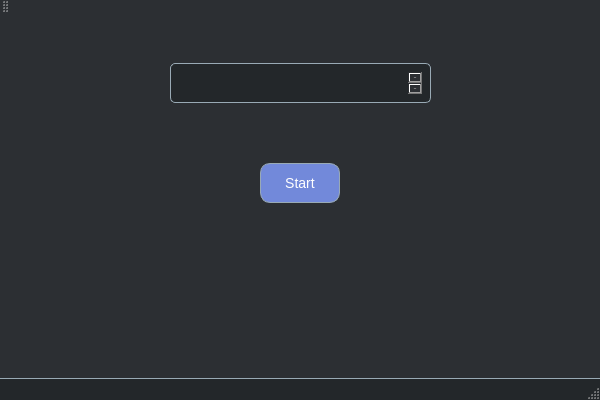
Qt form Visualizer/Visualizer.ui (cctechyashdoshi/Visualizer) before a commit.
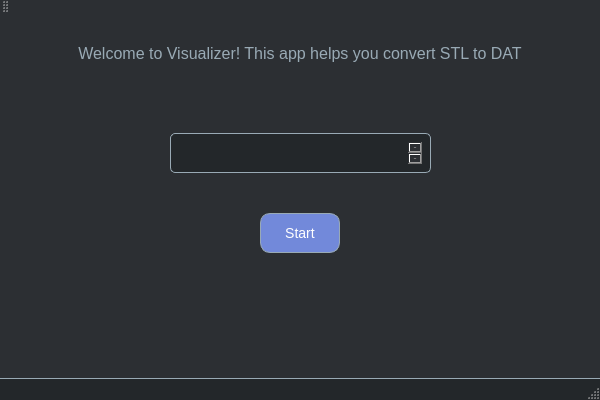
The same form after that commit.

Diff of the .ui file:
```diff
--- a/Visualizer/Visualizer.ui
+++ b/Visualizer/Visualizer.ui
@@ -15,7 +15,7 @@
   </property>
   <widget class="QWidget" name="centralWidget">
    <property name="styleSheet">
-    <string>
+    <string notr="true">
      QWidget {
          background-color: #2C2F33;
          color: #DCDDDE;
@@ -40,13 +40,33 @@
          border-radius: 5px;
          padding: 8px;
      }
+     QLabel {
+         color: #99AAB5;
+         font-size: 16px;
+     }
     </string>
    </property>
+   <widget class="QLabel" name="appDescriptionLabel">
+    <property name="geometry">
+     <rect>
+      <x>0</x>
+      <y>20</y>
+      <width>600</width>
+      <height>40</height>
+     </rect>
+    </property>
+    <property name="text">
+     <string>Welcome to Visualizer! This app helps you convert STL to DAT</string>
+    </property>
+    <property name="alignment">
+     <set>Qt::AlignCenter</set>
+    </property>
+   </widget>
    <widget class="QPushButton" name="startButton">
     <property name="geometry">
      <rect>
       <x>260</x>
-      <y>150</y>
+      <y>200</y>
       <width>80</width>
       <height>40</height>
      </rect>
@@ -59,7 +79,7 @@
     <property name="geometry">
      <rect>
       <x>170</x>
-      <y>50</y>
+      <y>120</y>
       <width>261</width>
       <height>40</height>
      </rect>
```
Left out of the diff: 2 changed lines with no effect on the pictures.
